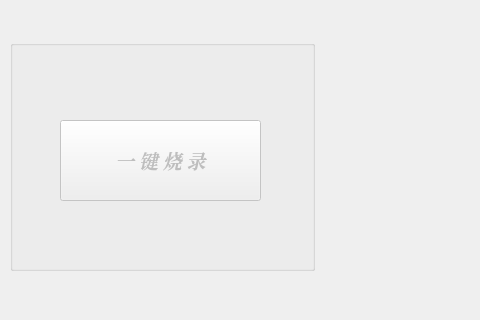
The window that Node-Fab/Node-Fab/mainwindow.ui (ChinaClever/ScalePoint) describes before a commit, drawn with Qt 5; both pictures show x 0 to 480 and y 99 to 419 of the 1024 by 768 pixel window.
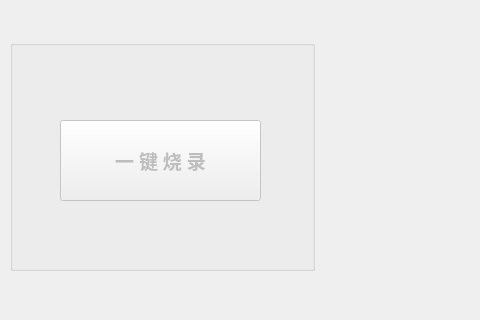
The same window after the commit. Icons and pictures are not drawn.

Patch:
```diff
--- a/Node-Fab/Node-Fab/mainwindow.ui
+++ b/Node-Fab/Node-Fab/mainwindow.ui
@@ -42,6 +42,11 @@
       <property name="enabled">
        <bool>false</bool>
       </property>
+      <property name="font">
+       <font>
+        <pointsize>14</pointsize>
+       </font>
+      </property>
       <widget class="QWidget" name="widget_1" native="true">
        <property name="geometry">
         <rect>
@@ -115,10 +120,10 @@
         </property>
         <property name="font">
          <font>
-          <family>Noto Serif CJK KR</family>
+          <family>aakar</family>
           <pointsize>14</pointsize>
           <weight>75</weight>
-          <italic>true</italic>
+          <italic>false</italic>
           <bold>true</bold>
          </font>
         </property>
```
